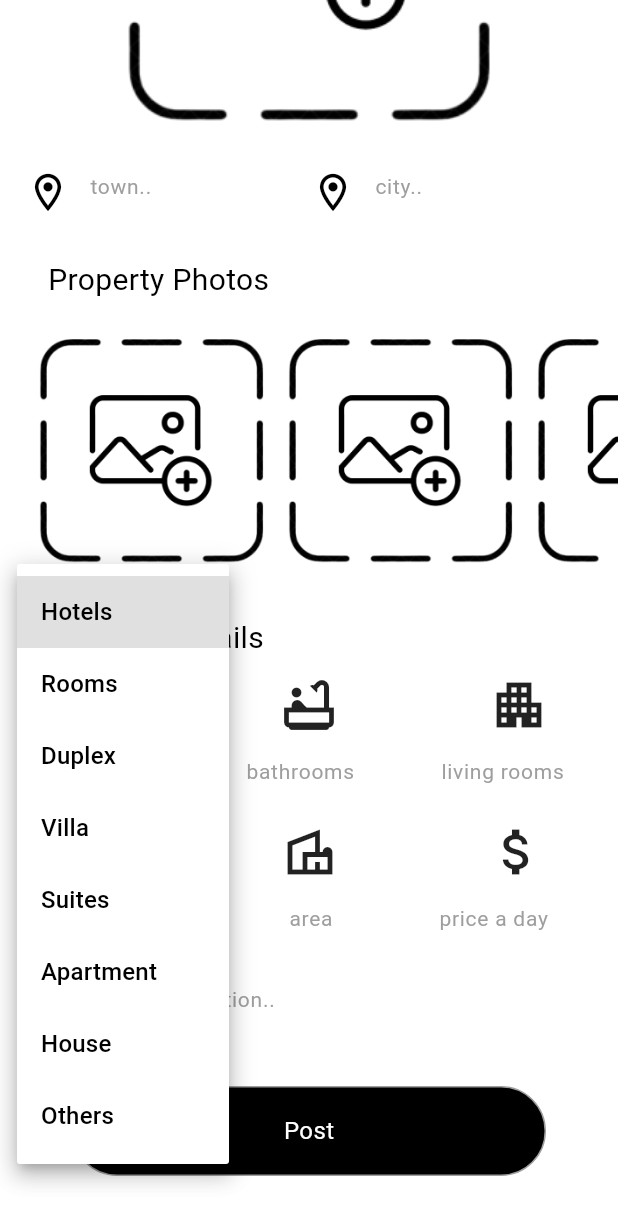
After one commit to bayanwahbeh2004-code/Flat_renter, a Flutter app: the AddAppartment screen opened by its route, scrolled down 282 dp, after a tap on "category", on a phone screen of 412 x 824 dp. The commit adds this screen. Shown: the top 1224 px of the screen. Run offline on Flutter 3.47's test engine with Material 3 defaults, Android fonts, the phone set to English and light mode, and no system bars; our stand-ins replace image_picker, modal_progress_hud_nsn.

Commit message:
add apartment page

```diff
--- /dev/null
+++ b/lib/Models/Location.dart
@@ -0,0 +1,13 @@
+class Location {
+  String? town,city;
+  Location({
+    this.town,
+    this.city,
+  });
+  factory Location.fromJson(Map<String, dynamic> data){
+    return Location(
+      town: data['town'],
+      city: data['city'],
+    );
+  }
+}
--- /dev/null
+++ b/lib/Models/apartment.dart
@@ -0,0 +1,37 @@
+import 'package:baytech/Models/Location.dart';
+
+class Apartment {
+  String? title,description, ownerId, category;
+  List<String>? images=[], reviews=[];
+  int? bedrooms, bathrooms, livingRooms;
+  double? price, area;
+  Location? location;
+  Apartment({
+    this.description,
+    this.category,
+    this.area,
+    this.title,
+    this.ownerId,
+    this.images,
+    this.reviews,
+    this.bedrooms,
+    this.bathrooms,
+    this.livingRooms,
+    this.price,
+    this.location,
+  });
+  factory Apartment.fromJson(Map<String, dynamic> data) {
+    return Apartment(
+      area: data['area'],
+      title: data['title'],
+      ownerId: data['ownerId'],
+      images: List<String>.from(data['images']),
+      reviews: List<String>.from(data['reviews']),
+      bedrooms: data['bedrooms'],
+      bathrooms: data['bathrooms'],
+      livingRooms: data['livingRooms'],
+      price: data['price'].toDouble(),
+      location: Location.fromJson(data['location']),
+    );
+  }
+}
--- a/lib/Screens/Welcome_Page.dart
+++ b/lib/Screens/Welcome_Page.dart
@@ -3,6 +3,7 @@ import 'package:baytech/Screens/Login_Page.dart';
 import 'package:baytech/Screens/Personal_Info_Page.dart';
 import 'package:baytech/components/SemiCircle.dart';
 import 'package:baytech/components/costum_button.dart';
+import 'package:baytech/components/go_back_button.dart';
 import 'package:flutter/material.dart';
 
 class WelcomePage extends StatelessWidget {
--- /dev/null
+++ b/lib/Screens/add_appartment.dart
@@ -0,0 +1,230 @@
+import 'package:baytech/Constants.dart';
+import 'package:baytech/Models/Location.dart';
+import 'package:baytech/Models/apartment.dart';
+import 'package:baytech/components/adding_custom_text_field.dart';
+import 'package:baytech/components/costum_button.dart';
+import 'package:baytech/components/custom_drop_down_button.dart';
+import 'package:baytech/components/go_back_button.dart';
+import 'package:baytech/components/upload_image.dart';
+import 'package:baytech/helper/show_snack_bar.dart';
+import 'package:flutter/material.dart';
+
+class AddAppartment extends StatelessWidget {
+  static String id = "Add apartment page";
+  Apartment apartment = Apartment();
+  Location location = Location();
+  List<UploadImage> images = [];
+  UploadImage? mainImage;
+  CustomDropDownButton? category;
+  @override
+  Widget build(BuildContext context) {
+    for (int i = 0; i < 6; i++) {
+      images.add(UploadImage(height: 150, width: 150));
+    }
+    GlobalKey<FormState> formKey = GlobalKey<FormState>();
+    return Scaffold(
+      body: Form(
+        key: formKey,
+        child: Container(
+          child: ListView(
+            children: [
+              SizedBox(height: 30),
+              Row(
+                children: [
+                  GoBackButton(),
+                  SizedBox(width: 50),
+                  AddingCustomTextField(
+                    width: 250,
+                    hintText: "apartment title..",
+                    onchanged: (data) {
+                      apartment.title = data;
+                    },
+                  ),
+                ],
+              ),
+              SizedBox(height: 30),
+              Padding(
+                padding: const EdgeInsets.symmetric(horizontal: 32.0),
+                child: mainImage = UploadImage(height: 250, width: 250),
+              ),
+              SizedBox(height: 10),
+              Padding(
+                padding: const EdgeInsets.symmetric(horizontal: 8.0),
+                child: Row(
+                  children: [
+                    AddingCustomTextField(
+                      width: 190,
+                      icon: Icons.location_on_outlined,
+                      hintText: "town..",
+                      onchanged: (data) {
+                        location.town = data;
+                      },
+                    ),
+                    AddingCustomTextField(
+                      width: 190,
+                      icon: Icons.location_on_outlined,
+                      hintText: "city..",
+                      onchanged: (data) {
+                        location.city = data;
+                      },
+                    ),
+                  ],
+                ),
+              ),
+              SizedBox(height: 20),
+              Padding(
+                padding: const EdgeInsets.only(left: 32.0),
+                child: Text("Property Photos", style: TextStyle(fontSize: 20)),
+              ),
+              Container(
+                height: 200,
+                child: Padding(
+                  padding: const EdgeInsets.only(left: 18.0),
+                  child: ListView.builder(
+                    scrollDirection: Axis.horizontal,
+                    itemCount: images.length,
+                    itemBuilder: (context, index) => images[index],
+                  ),
+                ),
+              ),
+              SizedBox(height: 10),
+              Padding(
+                padding: const EdgeInsets.only(left: 32.0),
+                child: Text("Property details", style: TextStyle(fontSize: 20)),
+              ),
+              SizedBox(height: 10),
+              Row(
+                mainAxisAlignment: MainAxisAlignment.center,
+                children: [
+                  SizedBox(width: 20),
+                  Column(
+                    children: [
+                      Icon(Icons.bed_outlined, size: 40),
+                      AddingCustomTextField(
+                        width: 100,
+                        hintText: "bedrooms",
+                        onchanged: (data) {
+                          apartment.bedrooms = data != ""
+                              ? int.parse(data)
+                              : null;
+                        },
+                      ),
+                    ],
+                  ),
+                  SizedBox(width: 30),
+                  Column(
+                    children: [
+                      Icon(Icons.bathtub_outlined, size: 40),
+
+                      AddingCustomTextField(
+                        width: 100,
+                        hintText: "bathrooms",
+                        onchanged: (data) {
+                          apartment.bathrooms = data != ""
+                              ? int.parse(data)
+                              : null;
+                        },
+                      ),
+                    ],
+                  ),
+                  SizedBox(width: 30),
+                  Column(
+                    mainAxisAlignment: MainAxisAlignment.center,
+                    children: [
+                      Icon(Icons.apartment_outlined, size: 40),
+                      AddingCustomTextField(
+                        width: 120,
+                        hintText: "living rooms",
+                        onchanged: (data) {
+                          apartment.livingRooms = data != ""
+                              ? int.parse(data)
+                              : null;
+                        },
+                      ),
+                    ],
+                  ),
+                ],
+              ),
+              SizedBox(height: 10),
+              Row(
+                mainAxisAlignment: MainAxisAlignment.center,
+                children: [
+                  SizedBox(width: 20),
+                  Column(
+                    children: [
+                      Icon(Icons.question_mark_outlined, size: 40),
+                      category = CustomDropDownButton(),
+                    ],
+                  ),
+                  SizedBox(width: 20),
+                  Column(
+                    children: [
+                      Icon(Icons.villa_outlined, size: 40),
+                      Padding(
+                        padding: const EdgeInsets.only(left: 36.0),
+                        child: AddingCustomTextField(
+                          width: 80,
+                          hintText: "area",
+                          onchanged: (data) {
+                            apartment.area = data != ""
+                                ? double.parse(data)
+                                : null;
+                          },
+                        ),
+                      ),
+                    ],
+                  ),
+                  SizedBox(width: 20),
+                  Column(
+                    mainAxisAlignment: MainAxisAlignment.center,
+                    children: [
+                      Icon(Icons.attach_money_outlined, size: 40),
+                      AddingCustomTextField(
+                        width: 120,
+                        hintText: "price a day",
+                        onchanged: (data) {
+                          apartment.price = data != ""
+                              ? double.parse(data)
+                              : null;
+                        },
+                      ),
+                    ],
+                  ),
+                ],
+              ),
+              SizedBox(height: 10),
+              Center(
+                child: Padding(
+                  padding: const EdgeInsets.only(left: 48.0),
+                  child: AddingCustomTextField(
+                    icon: Icons.description_outlined,
+                    width: 400,
+                    hintText: "description..",
+                    onchanged: (data) {
+                      apartment.description = data;
+                    },
+                  ),
+                ),
+              ),
+              SizedBox(height: 30),
+              Padding(
+                padding: const EdgeInsets.symmetric(horizontal: 48.0),
+                child: CostumButton(
+                  textColor: Colors.white,
+                  buttonColor: Colors.black,
+                  text: "Post",
+                  onTap: () {
+                    if (formKey.currentState!.validate()) {}
+                  },
+                  height: 60,
+                  width: 100,
+                ),
+              ),
+              SizedBox(height: 40),
+            ],
+          ),
+        ),
+      ),
+    );
+  }
+}
--- /dev/null
+++ b/lib/components/adding_custom_text_field.dart
@@ -0,0 +1,40 @@
+import 'package:baytech/Constants.dart';
+import 'package:flutter/material.dart';
+
+class AddingCustomTextField extends StatelessWidget {
+  String hintText;
+  Function(String) onchanged;
+  double width;
+  IconData? icon;
+  AddingCustomTextField({
+    required this.hintText,
+    required this.onchanged,
+    required this.width,
+    this.icon,
+  });
+  @override
+  Widget build(BuildContext context) {
+    return Container(
+      width: width,
+      child: Center(
+        child: TextFormField(
+          onChanged: onchanged,
+          validator: (data) {
+            if (data!.isEmpty) {
+              return "Field is required";
+            }
+            return null;
+          },
+          decoration: InputDecoration(
+            prefixIcon: icon != null ? Icon(icon, size: 30) : null,
+            contentPadding: EdgeInsets.all(8),
+            hintText: hintText,
+            hintStyle: TextStyle(color: Colors.grey, fontSize: 14),
+            maintainHintSize: true,
+            border: InputBorder.none,
+          ),
+        ),
+      ),
+    );
+  }
+}
--- a/lib/components/costum_text_Field.dart
+++ b/lib/components/costum_text_Field.dart
@@ -22,6 +22,8 @@ class CostumTextFeild extends StatelessWidget {
         return null;
       },
       decoration: InputDecoration(
+        filled: true,
+        fillColor: Colors.grey[100],
         contentPadding: EdgeInsets.only(bottom: 18, left: 15, top: 18),
         labelText: hintText,
         labelStyle: TextStyle(
--- /dev/null
+++ b/lib/components/custom_drop_down_button.dart
@@ -0,0 +1,41 @@
+import 'package:flutter/material.dart';
+
+class CustomDropDownButton extends StatefulWidget {
+  String selectedItem = "category";
+  @override
+  State<CustomDropDownButton> createState() => _MyWidgetState();
+}
+
+class _MyWidgetState extends State<CustomDropDownButton> {
+  List<String> dropDownValues = [
+    "Hotels",
+    "Rooms",
+    "Duplex",
+    "Villa",
+    "Suites",
+    "Apartment",
+    "House",
+    "Others",
+  ];
+  String selectedItem = "category";
+
+  @override
+  Widget build(BuildContext context) {
+    return DropdownButton<String>(
+      items: dropDownValues
+          .map(
+            (value) =>
+                DropdownMenuItem<String>(value: value, child: Text(value)),
+          )
+          .toList(),
+      value: selectedItem == "category" ? null : selectedItem,
+      hint: Text("category"),
+      onChanged: (item) {
+        setState(() {
+          widget.selectedItem = item!;
+          selectedItem = item;
+        });
+      },
+    );
+  }
+}
--- /dev/null
+++ b/lib/components/go_back_button.dart
@@ -0,0 +1,18 @@
+import 'package:flutter/material.dart';
+
+class GoBackButton extends StatelessWidget {
+  @override
+  Widget build(BuildContext context) {
+    return GestureDetector(
+      onTap: () => Navigator.pop(context),
+      child: Padding(
+        padding: const EdgeInsets.only(left: 16.0),
+        child: CircleAvatar(
+          radius: 25,
+          backgroundColor: Color.fromARGB(255, 236, 234, 234),
+          child: Icon(Icons.arrow_back, color: Colors.black),
+        ),
+      ),
+    );
+  }
+}
--- a/lib/components/upload_image.dart
+++ b/lib/components/upload_image.dart
@@ -26,9 +26,8 @@ class _UploadImageState extends State<UploadImage> {
           });
         }
       },
-      child: Container(
-        height: widget.height,
-        width: widget.width,
+      child: Padding(
+        padding: const EdgeInsets.all(8.0),
         child: image == null
             ? Image.asset(
                 KuploadImage,
@@ -43,7 +42,15 @@ class _UploadImageState extends State<UploadImage> {
                 height: widget.height,
                 width: widget.width,
               )
-            : Image.file(image!, height: widget.height, width: widget.width),
+            : ClipRRect(
+                borderRadius: BorderRadiusGeometry.circular(16),
+                child: Image.file(
+                  image!,
+                  fit: BoxFit.fill,
+                  height: widget.height,
+                  width: widget.width,
+                ),
+              ),
       ),
     );
   }
--- a/lib/main.dart
+++ b/lib/main.dart
@@ -3,6 +3,7 @@ import 'package:baytech/Screens/Personal_Info_Page.dart';
 import 'package:baytech/Screens/Signup_page.dart';
 import 'package:baytech/Screens/Waiting_Admin.dart';
 import 'package:baytech/Screens/Welcome_Page.dart';
+import 'package:baytech/Screens/add_appartment.dart';
 import 'package:baytech/Theme/theme.dart';
 import 'package:flutter/material.dart';
 
@@ -26,6 +27,7 @@ class Baytech extends StatelessWidget {
         SignupPage.id: (context) => SignupPage(),
         WaitingAdmin.id: (context) => WaitingAdmin(),
         PersonalInfoPage.id: (context) => PersonalInfoPage(),
+        AddAppartment.id: (context) => AddAppartment(),
       },
     );
   }
```
